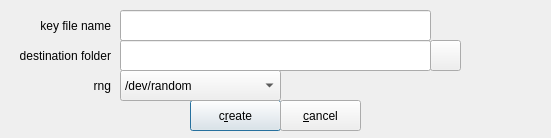
Qt form zuluCrypt-gui/createkeyfile.ui (mhogomchungu/zuluCrypt) before a commit.
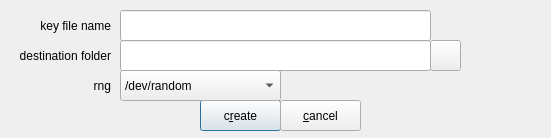
The same form after that commit.

What changed in the file:
```diff
--- a/zuluCrypt-gui/createkeyfile.ui
+++ b/zuluCrypt-gui/createkeyfile.ui
@@ -74,9 +74,9 @@
   <widget class="QPushButton" name="pbCreate">
    <property name="geometry">
     <rect>
-     <x>190</x>
+     <x>200</x>
      <y>100</y>
-     <width>91</width>
+     <width>81</width>
      <height>31</height>
     </rect>
    </property>
```
